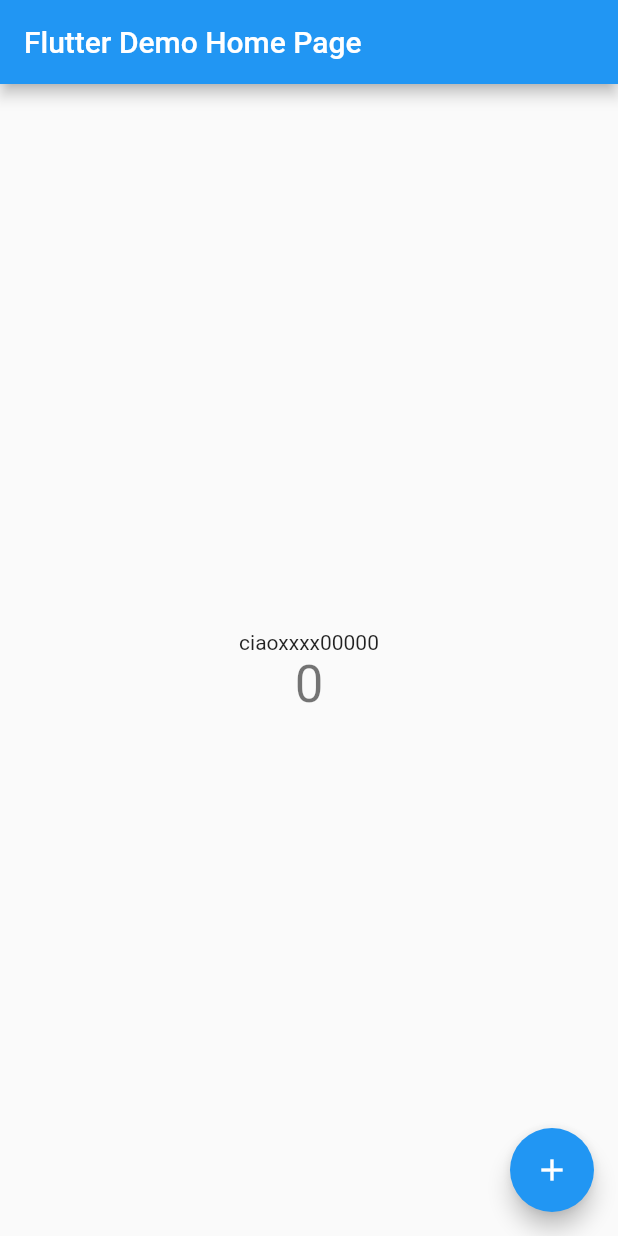
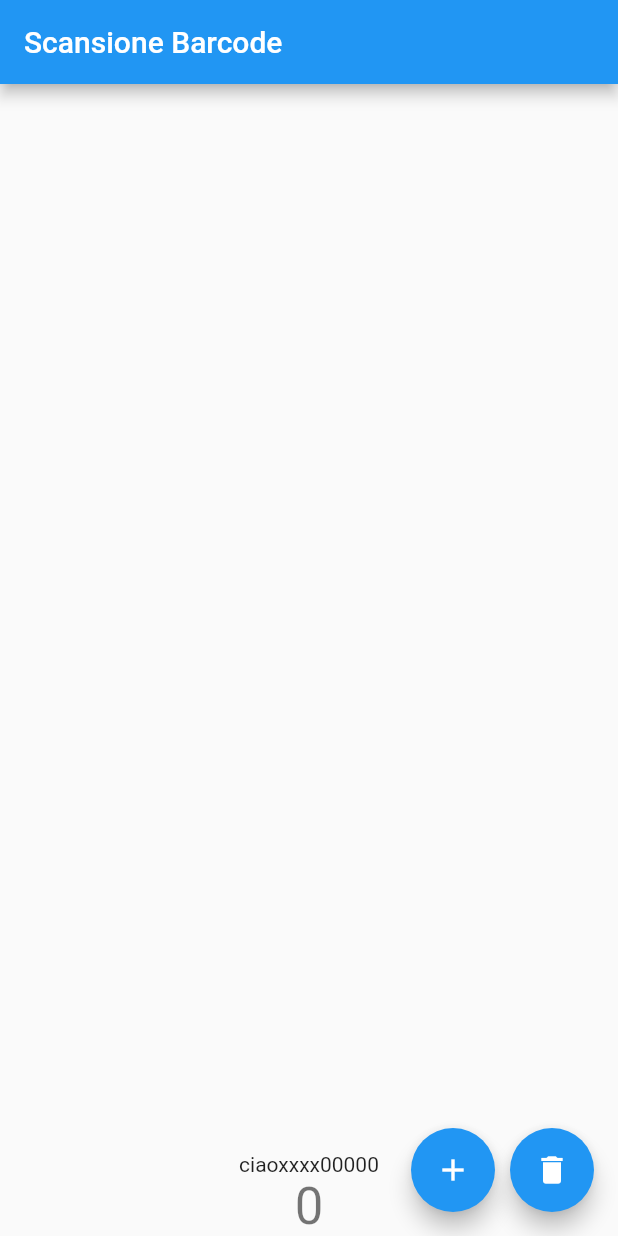
Before and after one commit to amarchi73/lettore_barcode, a Flutter app: the MyHomePage screen opened directly, after a tap on the "add" icon, on a phone screen of 412 x 824 dp. Run offline on Flutter 3.47's test engine with Material 2 defaults, Android fonts, the phone set to English and light mode, and no system bars; missing offline and left inert: qrscan; network calls fail.

```diff
--- a/lib/main.dart
+++ b/lib/main.dart
@@ -1,3 +1,5 @@
+import 'dart:convert';
+
 import 'package:flutter/material.dart';
 import 'package:lettore_barcode/trasmissione.dart';
 import 'package:qrscan/qrscan.dart' as scanner;
@@ -14,7 +16,7 @@ class MyApp extends StatelessWidget {
   @override
   Widget build(BuildContext context) {
     return MaterialApp(
-      title: 'Flutter Demo',
+      title: 'Scansione Barcode',
       theme: ThemeData(
         // This is the theme of your application.
         //
@@ -31,7 +33,7 @@ class MyApp extends StatelessWidget {
         // closer together (more dense) than on mobile platforms.
         visualDensity: VisualDensity.adaptivePlatformDensity,
       ),
-      home: MyHomePage(title: 'Flutter Demo Home Page'),
+      home: MyHomePage(title: 'Scansione Barcode'),
     );
   }
 }
@@ -57,6 +59,8 @@ class MyHomePage extends StatefulWidget {
 class _MyHomePageState extends State<MyHomePage> {
   int _counter = 0;
   String cameraScanResult="";
+  String TitoloLibro="";
+  List<dynamic> libriScansionati = new List();
 
   void _incrementCounter() {
     setState(() {
@@ -75,8 +79,19 @@ class _MyHomePageState extends State<MyHomePage> {
     String scanRes = await scanner.scan();
     final http.Response response = await mandaCodice(scanRes);
     print(response.statusCode);
+    final http.Response response1 = await trovaCodice(scanRes);
+    var libro = jsonDecode(response1.body);
+    print(libro["items"][0]["volumeInfo"]["title"]);
     setState(() {
+      TitoloLibro=libro["items"][0]["volumeInfo"]["title"];
       cameraScanResult=scanRes;
+      libriScansionati.insert(0,libro);
+    });
+  }
+
+  void svuota(){
+    setState(() {
+      libriScansionati.clear();
     });
   }
 
@@ -114,8 +129,16 @@ class _MyHomePageState extends State<MyHomePage> {
           // horizontal).
           mainAxisAlignment: MainAxisAlignment.center,
           children: <Widget>[
+            Expanded(
+              child: ListView(
+                children: popolaElenco(libriScansionati),
+              ),
+            ),
             Text(
               cameraScanResult,
+            ),
+            Text(
+              TitoloLibro,
             ),
             Text(
               trasmetti(),
@@ -127,11 +150,24 @@ class _MyHomePageState extends State<MyHomePage> {
           ],
         ),
       ),
-      floatingActionButton: FloatingActionButton(
-        onPressed: scansiona, /*_incrementCounter, */
-        tooltip: 'Increment',
-        child: Icon(Icons.add),
-      ), // This trailing comma makes auto-formatting nicer for build methods.
+      floatingActionButton: Row(
+        mainAxisAlignment: MainAxisAlignment.end,
+        children: [
+          FloatingActionButton(
+            onPressed: scansiona, /*_incrementCounter, */
+            tooltip: 'Increment',
+            child: Icon(Icons.add),
+          ), // This trailing comma makes auto-formatting nicer for build methods.
+          SizedBox(
+            width: 10,
+          ),
+          FloatingActionButton(
+            onPressed: svuota, /*_incrementCounter, */
+            tooltip: 'Increment',
+            child: Icon(Icons.delete),
+          ), // This trailing comma makes auto-formatting nicer for build methods.
+        ],
+      ),
     );
   }
 }
--- a/lib/trasmissione.dart
+++ b/lib/trasmissione.dart
@@ -1,4 +1,5 @@
 import 'dart:convert';
+import 'package:flutter/cupertino.dart';
 import 'package:http/http.dart' as http;
 
 String trasmetti(){
@@ -16,3 +17,42 @@ Future<http.Response> mandaCodice(String codice) {
     },
   );
 }
+
+Future<http.Response> trovaCodice(String codice) {
+  return http.get(
+    'https://www.googleapis.com/books/v1/volumes?q=isbn:'+codice,
+  );
+}
+
+List<Container> popolaElenco(libriScansionati){
+  List<Container> libri = new List();
+
+  for(int i=0; i<libriScansionati.length; i++) {
+    var l=libriScansionati[i];
+    print(l);
+
+    libri.add(
+      Container(
+        height: 150,
+        child: Row(
+          children: [
+            Expanded(
+              child: Image.network(l["items"][0]["volumeInfo"]["imageLinks"]["thumbnail"]),
+            ),
+            Expanded(
+              child: Text(
+                l["items"][0]["volumeInfo"]["title"],
+              ),
+            ),
+            Expanded(
+              child: Text(
+                l["items"][0]["volumeInfo"]["authors"].join(),
+              ),
+            ),
+          ],
+        ),
+      ),
+    );
+  }
+  return libri;
+}
```
Also changed, not shown: 1 other file.
